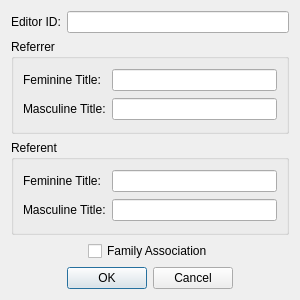
DavidJCobb/DovahKit, file native/src/DovahKit/ui/form_windows/association_type.ui: the form before one commit.
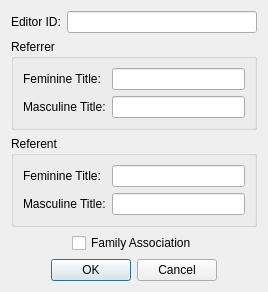
The form after the commit.

Patch:
```diff
--- a/native/src/DovahKit/ui/form_windows/association_type.ui
+++ b/native/src/DovahKit/ui/form_windows/association_type.ui
@@ -2,14 +2,6 @@
 <ui version="4.0">
  <class>FormDialogAssociationType</class>
  <widget class="QDialog" name="FormDialogAssociationType">
-  <property name="geometry">
-   <rect>
-    <x>0</x>
-    <y>0</y>
-    <width>300</width>
-    <height>300</height>
-   </rect>
-  </property>
   <property name="windowTitle">
    <string>Association Type</string>
   </property>
```
